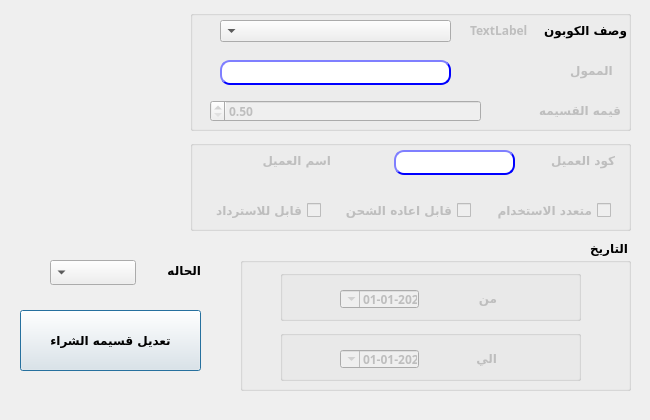
First picture: the form in presentation/voucher_ui/stoppedVoucher.ui, repository shymaa123456/HyperPOS2020, before the edit.
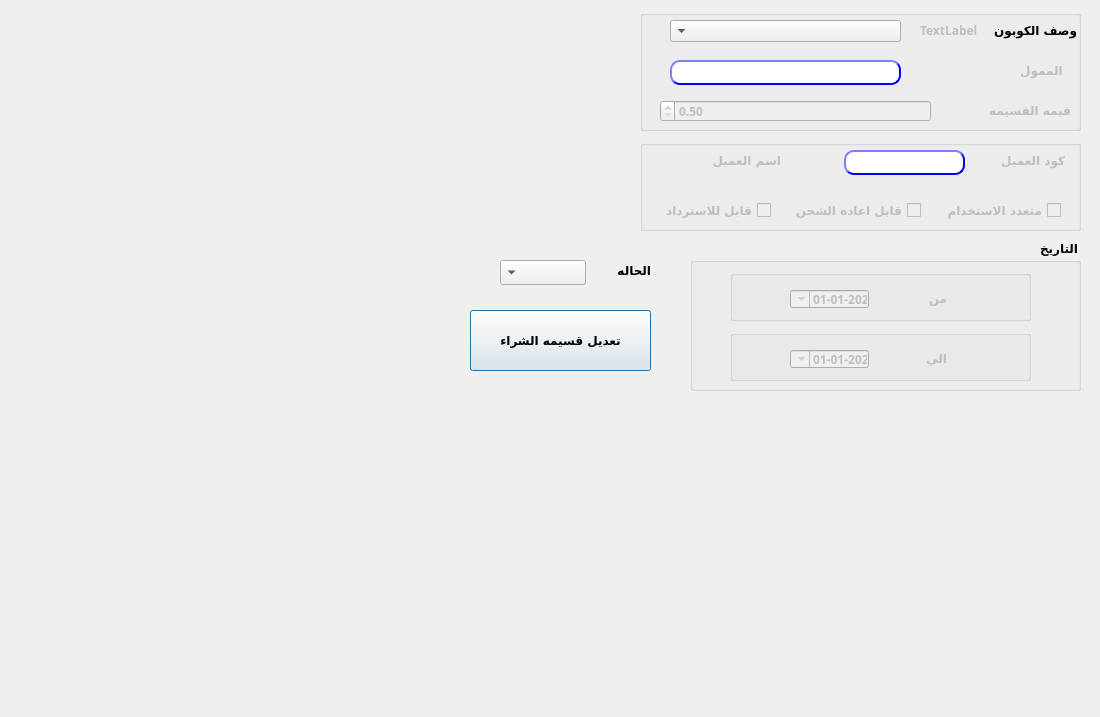
Second picture: the form after the edit.

Patch:
```diff
--- a/presentation/voucher_ui/stoppedVoucher.ui
+++ b/presentation/voucher_ui/stoppedVoucher.ui
@@ -6,20 +6,20 @@
    <rect>
     <x>0</x>
     <y>0</y>
-    <width>650</width>
-    <height>420</height>
+    <width>1100</width>
+    <height>717</height>
    </rect>
   </property>
   <property name="minimumSize">
    <size>
-    <width>650</width>
-    <height>420</height>
+    <width>1100</width>
+    <height>717</height>
    </size>
   </property>
   <property name="maximumSize">
    <size>
-    <width>650</width>
-    <height>420</height>
+    <width>1100</width>
+    <height>717</height>
    </size>
   </property>
   <property name="windowTitle">
@@ -28,7 +28,7 @@
   <widget class="QPushButton" name="BTN_modifyCoupon">
    <property name="geometry">
     <rect>
-     <x>20</x>
+     <x>470</x>
      <y>310</y>
      <width>181</width>
      <height>61</height>
@@ -54,7 +54,7 @@
   <widget class="QLabel" name="desc">
    <property name="geometry">
     <rect>
-     <x>536</x>
+     <x>986</x>
      <y>20</y>
      <width>91</width>
      <height>20</height>
@@ -80,7 +80,7 @@
    </property>
    <property name="geometry">
     <rect>
-     <x>50</x>
+     <x>500</x>
      <y>260</y>
      <width>86</width>
      <height>25</height>
@@ -103,7 +103,7 @@
    </property>
    <property name="geometry">
     <rect>
-     <x>470</x>
+     <x>920</x>
      <y>20</y>
      <width>61</width>
      <height>20</height>
@@ -126,7 +126,7 @@
   <widget class="QComboBox" name="CMB_CouponDes">
    <property name="geometry">
     <rect>
-     <x>220</x>
+     <x>670</x>
      <y>20</y>
      <width>231</width>
      <height>22</height>
@@ -152,7 +152,7 @@
    </property>
    <property name="geometry">
     <rect>
-     <x>160</x>
+     <x>610</x>
      <y>260</y>
      <width>41</width>
      <height>20</height>
@@ -178,7 +178,7 @@
    </property>
    <property name="geometry">
     <rect>
-     <x>210</x>
+     <x>660</x>
      <y>200</y>
      <width>111</width>
      <height>20</height>
@@ -204,7 +204,7 @@
    </property>
    <property name="geometry">
     <rect>
-     <x>534</x>
+     <x>984</x>
      <y>150</y>
      <width>81</width>
      <height>21</height>
@@ -230,7 +230,7 @@
    </property>
    <property name="geometry">
     <rect>
-     <x>480</x>
+     <x>930</x>
      <y>200</y>
      <width>131</width>
      <height>20</height>
@@ -256,7 +256,7 @@
    </property>
    <property name="geometry">
     <rect>
-     <x>340</x>
+     <x>790</x>
      <y>200</y>
      <width>131</width>
      <height>20</height>
@@ -282,7 +282,7 @@
    </property>
    <property name="geometry">
     <rect>
-     <x>530</x>
+     <x>980</x>
      <y>100</y>
      <width>91</width>
      <height>21</height>
@@ -308,7 +308,7 @@
    </property>
    <property name="geometry">
     <rect>
-     <x>210</x>
+     <x>660</x>
      <y>100</y>
      <width>271</width>
      <height>22</height>
@@ -337,7 +337,7 @@
    </property>
    <property name="geometry">
     <rect>
-     <x>394</x>
+     <x>844</x>
      <y>150</y>
      <width>121</width>
      <height>25</height>
@@ -384,7 +384,7 @@
    </property>
    <property name="geometry">
     <rect>
-     <x>240</x>
+     <x>690</x>
      <y>150</y>
      <width>91</width>
      <height>21</height>
@@ -410,7 +410,7 @@
    </property>
    <property name="geometry">
     <rect>
-     <x>550</x>
+     <x>1000</x>
      <y>60</y>
      <width>67</width>
      <height>21</height>
@@ -436,7 +436,7 @@
    </property>
    <property name="geometry">
     <rect>
-     <x>220</x>
+     <x>670</x>
      <y>60</y>
      <width>231</width>
      <height>25</height>
@@ -480,7 +480,7 @@
   <widget class="QGroupBox" name="groupBox">
    <property name="geometry">
     <rect>
-     <x>190</x>
+     <x>640</x>
      <y>10</y>
      <width>441</width>
      <height>121</height>
@@ -503,7 +503,7 @@
   <widget class="QGroupBox" name="groupBox_2">
    <property name="geometry">
     <rect>
-     <x>190</x>
+     <x>640</x>
      <y>140</y>
      <width>441</width>
      <height>91</height>
@@ -526,7 +526,7 @@
   <widget class="QGroupBox" name="groupBox_3">
    <property name="geometry">
     <rect>
-     <x>240</x>
+     <x>690</x>
      <y>240</y>
      <width>391</width>
      <height>151</height>
@@ -549,7 +549,7 @@
   <widget class="QGroupBox" name="groupBox_4">
    <property name="geometry">
     <rect>
-     <x>280</x>
+     <x>730</x>
      <y>330</y>
      <width>301</width>
      <height>51</height>
@@ -637,7 +637,7 @@
   <widget class="QGroupBox" name="groupBox_5">
    <property name="geometry">
     <rect>
-     <x>280</x>
+     <x>730</x>
      <y>270</y>
      <width>301</width>
      <height>51</height>
```
